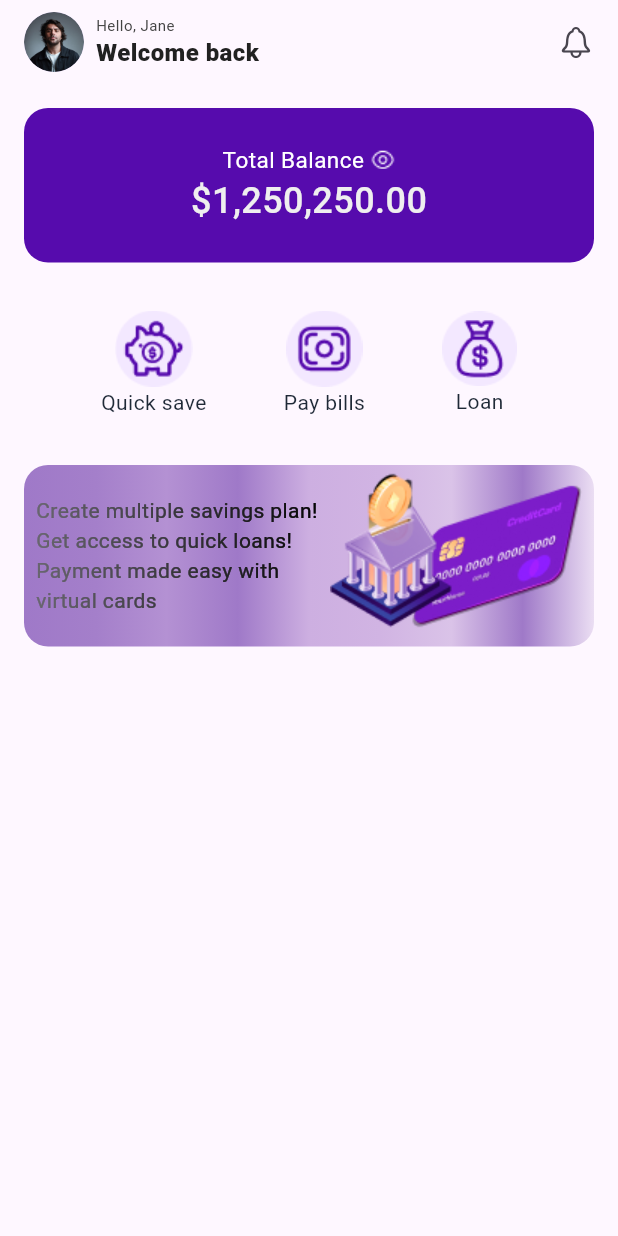
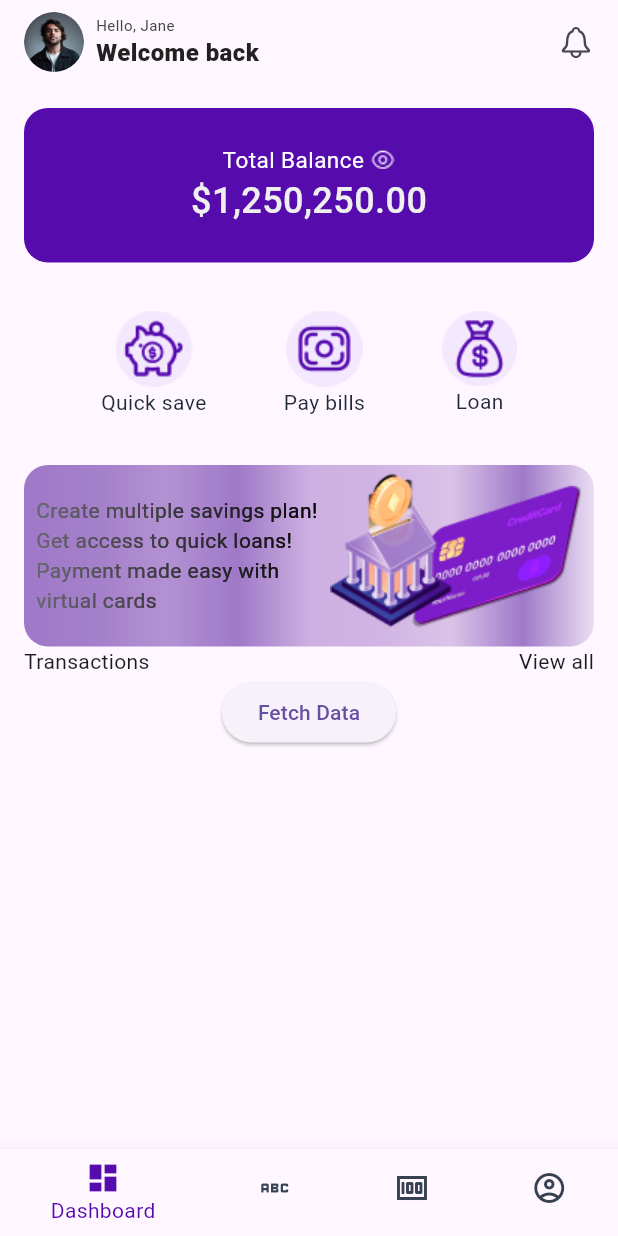
Before and after one commit to Beybaris/global_project, a Flutter app: the screen it shows after launch, on a phone screen of 412 x 824 dp. Run offline on Flutter 3.47's test engine with Material 3 defaults, Android fonts, the phone set to English and light mode, and no system bars; drawn by our look-alikes of simple_gradient_text; our stand-ins replace flutter_bloc; Roboto replaces fonts that are missing (Avenir).

Commit message:
add colors, making transactions

```diff
--- a/lib/bloc/transaction_state.dart
+++ b/lib/bloc/transaction_state.dart
@@ -1,8 +1,8 @@
 abstract class TransactionState {}
 
-class  TransactionInitialState extends TransactionState{}
+class TransactionInitialState extends TransactionState {}
 
-class TransactionLoadingState extends TransactionState{}
+class TransactionLoadingState extends TransactionState {}
 
 class TransactionSuccessState extends TransactionState {
   final String message;
--- a/lib/core/colorStyles_const.dart
+++ b/lib/core/colorStyles_const.dart
@@ -18,4 +18,8 @@ class ColorStyles {
   static const whiteSmokeColor = Color(0xffEFEFEF);
 
   static const gray800Color = Color(0xff1F2937);
+
+  static const gray700Color = Color(0xff374151);
+
+  static const bottomIconColor = Color(0xff560BAD);
 }
--- a/lib/main.dart
+++ b/lib/main.dart
@@ -158,9 +158,29 @@ class MyApp extends StatelessWidget {
                       ),
                       Image.asset("assets/images/bank.png"),
                     ],
-                    ))
+                  ),
+                ),
+                const Row(
+                  mainAxisAlignment: MainAxisAlignment.spaceBetween,
+                  children: [Text('Transactions'), Text('View all')],
+                ),
+                MockAPIFetchWidget(),
               ],
             ),
+          ),
+          bottomNavigationBar: BottomNavigationBar(
+            items: const [
+              BottomNavigationBarItem(
+                  icon: Icon(Icons.dashboard), label: 'Dashboard'),
+              BottomNavigationBarItem(icon: Icon(Icons.abc), label: 'Savings'),
+              BottomNavigationBarItem(
+                  icon: Icon(Icons.money), label: 'Bill payment'),
+              BottomNavigationBarItem(
+                  icon: Icon(Icons.account_circle_outlined), label: 'Profile')
+            ],
+            currentIndex: 0,
+            selectedItemColor: ColorStyles.bottomIconColor,
+            unselectedItemColor: ColorStyles.gray700Color,
           ),
         ),
       ),
@@ -168,31 +188,31 @@ class MyApp extends StatelessWidget {
   }
 }
 
-// class MockAPIFetchWidget extends StatelessWidget {
-//   @override
-//   Widget build(BuildContext context) {
-//     // Access the BLoC
-//     final bloc = BlocProvider.of<TransactionBloc>(context);
+class MockAPIFetchWidget extends StatelessWidget {
+  @override
+  Widget build(BuildContext context) {
+    // Access the BLoC
+    final bloc = BlocProvider.of<TransactionBloc>(context);
 
-//     return Column(
-//       mainAxisAlignment: MainAxisAlignment.center,
-//       children: <Widget>[
-//         BlocBuilder<TransactionBloc, TransactionState>(
-//           builder: (context, state) {
-//             if (state is TransactionLoadingState) {
-//               return const CircularProgressIndicator();
-//             } else if (state is TransactionSuccessState) {
-//               return Text(state.message);
-//             } else if (state is TransactionErrorState) {
-//               return Text('Error: ${state.error}');
-//             }
-//             return ElevatedButton(
-//               onPressed: () => bloc.add(TransactionLoadEvent()),
-//               child: Text('Fetch Data'),
-//             );
-//           },
-//         ),
-//       ],
-//     );
-//   }
-// }
+    return Column(
+      mainAxisAlignment: MainAxisAlignment.center,
+      children: <Widget>[
+        BlocBuilder<TransactionBloc, TransactionState>(
+          builder: (context, state) {
+            if (state is TransactionLoadingState) {
+              return const CircularProgressIndicator();
+            } else if (state is TransactionSuccessState) {
+              return Text(state.message);
+            } else if (state is TransactionErrorState) {
+              return Text('Error: ${state.error}');
+            }
+            return ElevatedButton(
+              onPressed: () => bloc.add(TransactionLoadEvent()),
+              child: Text('Fetch Data'),
+            );
+          },
+        ),
+      ],
+    );
+  }
+}
--- a/lib/service/TransactionAPIService.dart
+++ b/lib/service/TransactionAPIService.dart
@@ -2,10 +2,9 @@ import 'package:flutter/services.dart';
 
 class TransactionAPIService {
   Future<String> fetchData() async {
-
     await Future.delayed(Duration(seconds: 1));
 
     final String response = await rootBundle.loadString('assets/payments.json');
-      return response;
+    return response;
   }
 }
```
Also changed, not shown: lib/bloc/transaction_bloc.dart (+6 -4 lines). Lines whose indentation alone changed are shown as unchanged.
